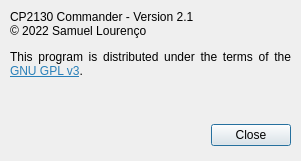
Above: src/aboutdialog.ui from bloguetronica/cp2130-com before the change. Below: the same form after it.
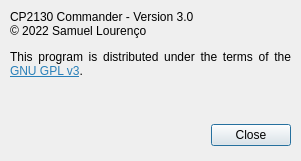
That is the form after the change. Icons and pictures are not drawn.

```diff
--- a/src/aboutdialog.ui
+++ b/src/aboutdialog.ui
@@ -65,7 +65,7 @@
     </rect>
    </property>
    <property name="text">
-    <string>&lt;html&gt;&lt;head/&gt;&lt;body&gt;&lt;p&gt;CP2130 Commander - Version 2.1&lt;br/&gt;© 2022 Samuel Lourenço&lt;/p&gt;&lt;p&gt;This program is distributed under the terms of the &lt;a href=&quot;https://www.gnu.org/licenses/gpl-3.0-standalone.html&quot;&gt;&lt;span style=&quot; text-decoration: underline; color:#2980b9;&quot;&gt;GNU GPL v3&lt;/span&gt;&lt;/a&gt;.&lt;/p&gt;&lt;/body&gt;&lt;/html&gt;</string>
+    <string>&lt;html&gt;&lt;head/&gt;&lt;body&gt;&lt;p&gt;CP2130 Commander - Version 3.0&lt;br/&gt;© 2022 Samuel Lourenço&lt;/p&gt;&lt;p&gt;This program is distributed under the terms of the &lt;a href=&quot;https://www.gnu.org/licenses/gpl-3.0-standalone.html&quot;&gt;&lt;span style=&quot; text-decoration: underline; color:#2980b9;&quot;&gt;GNU GPL v3&lt;/span&gt;&lt;/a&gt;.&lt;/p&gt;&lt;/body&gt;&lt;/html&gt;</string>
    </property>
    <property name="alignment">
     <set>Qt::AlignJustify|Qt::AlignTop</set>
```
